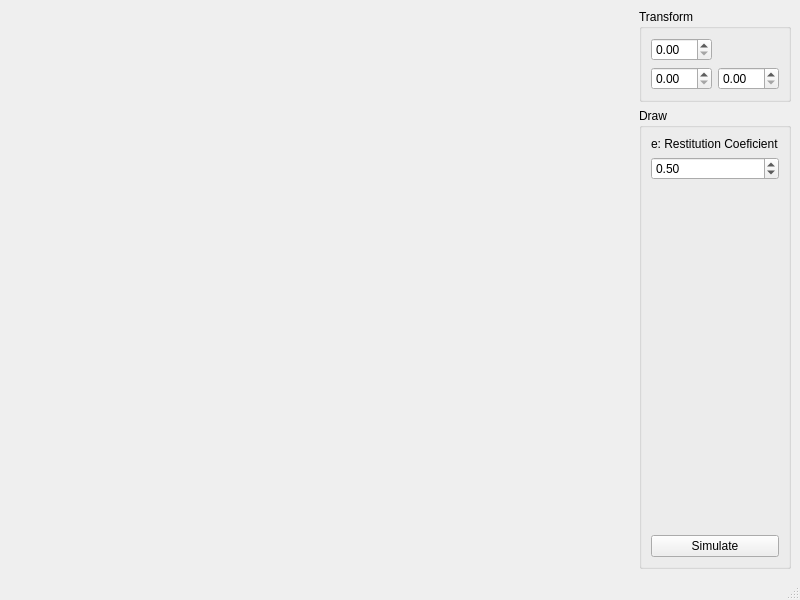
Before: the Qt Designer form CollisionDetectionAndResponse/mainwindow.ui in yanioaioan/CollisionDetectionAndResponse, drawn with Qt 5.
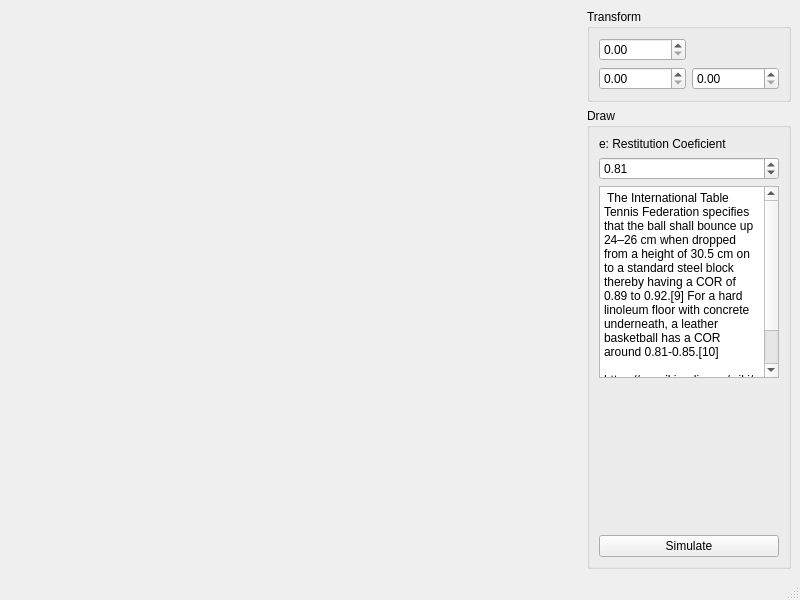
After: the same form once the commit is applied.

Commit message: added  automatic calculation of of normal & rotation of planes based on the Initial Ball position, 2nd plane, an extra push_down force

Patch:
```diff
--- a/CollisionDetectionAndResponse/mainwindow.ui
+++ b/CollisionDetectionAndResponse/mainwindow.ui
@@ -46,7 +46,7 @@
          </property>
         </widget>
        </item>
-       <item row="6" column="1">
+       <item row="7" column="1">
         <widget class="QPushButton" name="pushButton">
          <property name="text">
           <string>Simulate</string>
@@ -56,11 +56,11 @@
        <item row="2" column="1">
         <widget class="QDoubleSpinBox" name="restcoefSpinBox">
          <property name="value">
-          <double>0.500000000000000</double>
+          <double>0.810000000000000</double>
          </property>
         </widget>
        </item>
-       <item row="3" column="1">
+       <item row="4" column="1">
         <spacer name="verticalSpacer">
          <property name="orientation">
           <enum>Qt::Vertical</enum>
@@ -73,6 +73,30 @@
          </property>
         </spacer>
        </item>
+       <item row="3" column="1">
+        <widget class="QPlainTextEdit" name="plainTextEdit">
+         <property name="enabled">
+          <bool>true</bool>
+         </property>
+         <property name="sizePolicy">
+          <sizepolicy hsizetype="Fixed" vsizetype="Fixed">
+           <horstretch>0</horstretch>
+           <verstretch>0</verstretch>
+          </sizepolicy>
+         </property>
+         <property name="maximumSize">
+          <size>
+           <width>180</width>
+           <height>300</height>
+          </size>
+         </property>
+         <property name="plainText">
+          <string> The International Table Tennis Federation specifies that the ball shall bounce up 24–26 cm when dropped from a height of 30.5 cm on to a standard steel block thereby having a COR of 0.89 to 0.92.[9] For a hard linoleum floor with concrete underneath, a leather basketball has a COR around 0.81-0.85.[10]
+
+https://en.wikipedia.org/wiki/Coefficient_of_restitution</string>
+         </property>
+        </widget>
+       </item>
       </layout>
      </widget>
     </item>
```
Left out of the diff: 2 changed lines with no effect on the pictures. The commit also changes 8 other files.
